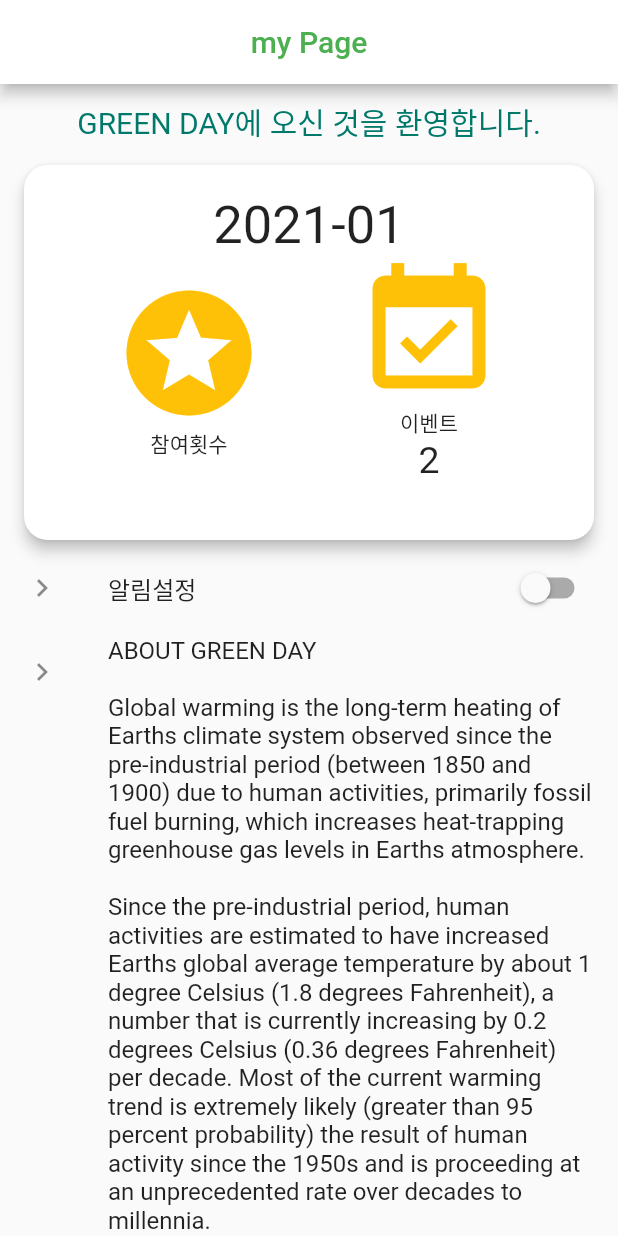
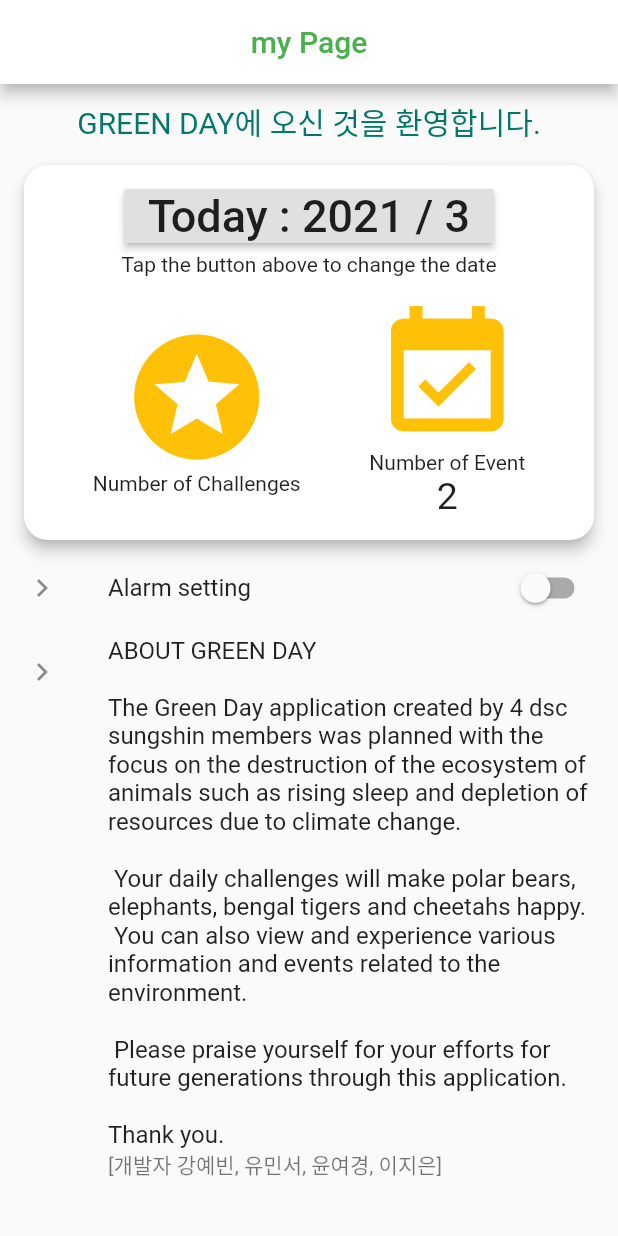
Before and after one commit to ammumal/UMDSC, a Flutter app: the MyPage screen opened directly, on a phone screen of 412 x 824 dp. Run offline on Flutter 3.47's test engine with Material 2 defaults, Android fonts, the light colour scheme and no system bars; our stand-ins replace auto_size_text, cloud_firestore; accounts and stored records are empty.

Commit message:
1125줄 실행 시 오류 발생
날짜 선택 시 년도-월 출력 기능 구현

```diff
--- a/dschackathonum/lib/main.dart
+++ b/dschackathonum/lib/main.dart
@@ -2,6 +2,8 @@ import 'package:cloud_firestore/cloud_firestore.dart';
 import 'package:auto_size_text/auto_size_text.dart';
 import 'package:flutter/cupertino.dart';
 import 'package:flutter/material.dart';
+
+
 
 void main() => runApp(MaterialApp(title: 'MyApp', home: initViewsample()));
 
@@ -1060,15 +1062,21 @@ class _TipsState extends State<Tips> {
   }
 }
 
-
 //마이페이지
 class MyPage extends StatefulWidget {
   @override
   _MyPageState createState() => _MyPageState();
 }
 
+
+DateTime now = DateTime.now();
+DateTime _selectedTime;
+
 class _MyPageState extends State<MyPage> {
   @override
+
+
+
   Widget build(BuildContext context) {
     return Scaffold(
       appBar: AppBar(
@@ -1079,14 +1087,100 @@ class _MyPageState extends State<MyPage> {
       body: ListView(
         children: <Widget>[
           _buildTop(),
-          _buildMiddle(),
+        Center(
+          child: Card(
+            shape: RoundedRectangleBorder(
+              borderRadius: BorderRadius.circular(16.0),
+            ),
+            elevation: 4.0,
+            child: Container(
+              child: Padding(
+                padding: const EdgeInsets.only(top: 10),
+                child: Column(
+                  children: [
+                    RaisedButton(
+                      onPressed: (){
+                        Future<DateTime> selectedDate = showDatePicker(
+                          context: context,
+                          initialDate: DateTime.now(),
+                          firstDate: DateTime(2018),
+                          lastDate: DateTime(2030),
+                          builder: (BuildContext context, Widget child){
+                            return Theme(
+                              data: ThemeData.dark(),
+                              child: child,
+                            );
+                          },
+                        );
+
+                        selectedDate.then((dateTime) {
+                          setState(() {
+                            _selectedTime = dateTime;
+                          });
+                        });
+                      },
+                      child: Text('Today : ${now.year.toString()} / ${now.month.toString()}', style: TextStyle(fontSize: 30)),
+                    ),
+                    Text('Tap the button above to change the date\n'),
+                    //Text('${_selectedTime.year.toString()} - ${_selectedTime.month.toString()}', style: TextStyle(fontSize: 35),),
+                    Row(
+                      mainAxisAlignment: MainAxisAlignment.spaceEvenly,
+                      children: <Widget>[
+                        Column(
+                          children: <Widget>[
+                            Icon(
+                              Icons.stars,
+                              size: 100,
+                              color: Colors.amber,
+                            ),
+                            Text('Number of Challenges'),
+                            StreamBuilder<QuerySnapshot>(
+                              stream: Firestore.instance.collection('userData').snapshots(),
+                              builder: (context, snapshot) {
+                                if (!snapshot.hasData) {
+                                  return CircularProgressIndicator();
+                                }
+                                final documents = snapshot.data.documents;
+                                return Column(
+                                  children:
+                                  documents.map((doc) => _buildMyPageItemWidget(doc)).toList(),
+                                );
+                              },
+                            ),
+                          ],
+                        ),
+                        Column(
+                          children: <Widget>[
+                            Icon(
+                              Icons.event_available,
+                              size: 100,
+                              color: Colors.amber,
+                            ),
+                            Text('Number of Event'),
+                            Text(
+                              '2',
+                              style: TextStyle(fontSize: 25),
+                            )
+                          ],
+                        ),
+                      ],
+                    ),
+                  ],
+                ),
+              ),
+              width: 380,
+              height: 250,
+            ),
+          ),
+        ),
+          //Text('${_selectedTime.year.toString()}-${_selectedTime.month.toString()}'),
+
           _buildBottom(),
-
         ],
       ),
 
+
     );
-
 
   }
 }
@@ -1116,74 +1210,7 @@ Widget _buildTop() {
   );
 }
 
-Widget _buildMiddle() {
-  int count = 0;
 
-
-
-  return Center(
-    child: Card(
-      shape: RoundedRectangleBorder(
-        borderRadius: BorderRadius.circular(16.0),
-      ),
-      elevation: 4.0,
-      child: Container(
-        child: Padding(
-          padding: const EdgeInsets.only(top: 20),
-          child: Column(
-            children: [
-              Text(' 2021-01 ', style: TextStyle(fontSize: 35)),
-              Row(
-                mainAxisAlignment: MainAxisAlignment.spaceEvenly,
-                children: <Widget>[
-                  Column(
-                    children: <Widget>[
-                      Icon(
-                        Icons.stars,
-                        size: 100,
-                        color: Colors.amber,
-                      ),
-                      Text('참여횟수'),
-                      StreamBuilder<QuerySnapshot>(
-                        stream: Firestore.instance.collection('userData').snapshots(),
-                        builder: (context, snapshot) {
-                          if (!snapshot.hasData) {
-                            return CircularProgressIndicator();
-                          }
-                          final documents = snapshot.data.documents;
-                          return Column(
-                            children:
-                            documents.map((doc) => _buildMyPageItemWidget(doc)).toList(),
-                          );
-                        },
-                      ),
-                    ],
-                  ),
-                  Column(
-                    children: <Widget>[
-                      Icon(
-                        Icons.event_available,
-                        size: 100,
-                        color: Colors.amber,
-                      ),
-                      Text('이벤트'),
-                      Text(
-                        '2',
-                        style: TextStyle(fontSize: 25),
-                      )
-                    ],
-                  ),
-                ],
-              ),
-            ],
-          ),
-        ),
-        width: 380,
-        height: 250,
-      ),
-    ),
-  );
-}
 
 //마이페이지의 챌린지 성공 횟수 위젯
 Widget _buildMyPageItemWidget(DocumentSnapshot doc) {
@@ -1214,7 +1241,7 @@ Widget _buildBottom() {
     children: <Widget>[
       ListTile(
         leading: Icon(Icons.chevron_right),
-        title: Text('알림설정'),
+        title: Text('Alarm setting'),
         trailing: Switch(
           value: _isChecked,
           onChanged: (value) {
@@ -1224,16 +1251,11 @@ Widget _buildBottom() {
       ),
       ListTile(
         leading: Icon(Icons.chevron_right),
-        title: Text(
-            'ABOUT GREEN DAY\n\nGlobal warming is the long-term heating of Earths climate '
-            'system observed since the pre-industrial period (between 1850 and 1900) due'
-            ' to human activities, primarily fossil fuel burning, which increases h'
-            'eat-trapping greenhouse gas levels in Earths atmosphere.\n\n'
-            'Since the pre-industrial period, human activities are estimated to have increased Earths global average '
-            'temperature by about 1 degree Celsius (1.8 degrees Fahrenheit), '
-            'a number that is currently increasing by 0.2 degrees Celsius (0.36 degrees Fahrenheit) per decade. '
-            'Most of the current warming trend is extremely likely (greater than 95 percent probability) the resu'
-            'lt of human activity since the 1950s and is proceeding at an unprecedented rate over decades to millennia.\n\nThank you.'),
+        title: Text('ABOUT GREEN DAY\n\nThe Green Day application created by 4 dsc sungshin members was planned with the '
+                'focus on the destruction of the ecosystem of animals such as rising sleep and depletion of resources due to climate change.\n\n '
+                'Your daily challenges will make polar bears, elephants, bengal tigers and cheetahs happy.\n '
+                'You can also view and experience various information and events related to the environment.\n\n '
+                'Please praise yourself for your efforts for future generations through this application.\n\nThank you.'),
         subtitle: Text('[개발자 강예빈, 유민서, 윤여경, 이지은]'),
       ),
     ],
```
